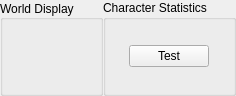
Before: the Qt Designer form src/GameState.ui in LaceyGSC/CPlusPlus-QT-CS3503-EducationalApp, drawn with Qt 5.
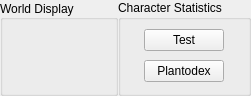
After: the same form once the commit is applied.

```diff
--- a/src/GameState.ui
+++ b/src/GameState.ui
@@ -9,7 +9,7 @@
    <rect>
     <x>0</x>
     <y>0</y>
-    <width>219</width>
+    <width>251</width>
     <height>96</height>
    </rect>
   </property>
@@ -107,6 +107,13 @@
           </property>
          </widget>
         </item>
+        <item row="1" column="1">
+         <widget class="QPushButton" name="plantodexButton">
+          <property name="text">
+           <string>Plantodex</string>
+          </property>
+         </widget>
+        </item>
        </layout>
       </widget>
      </item>
```
